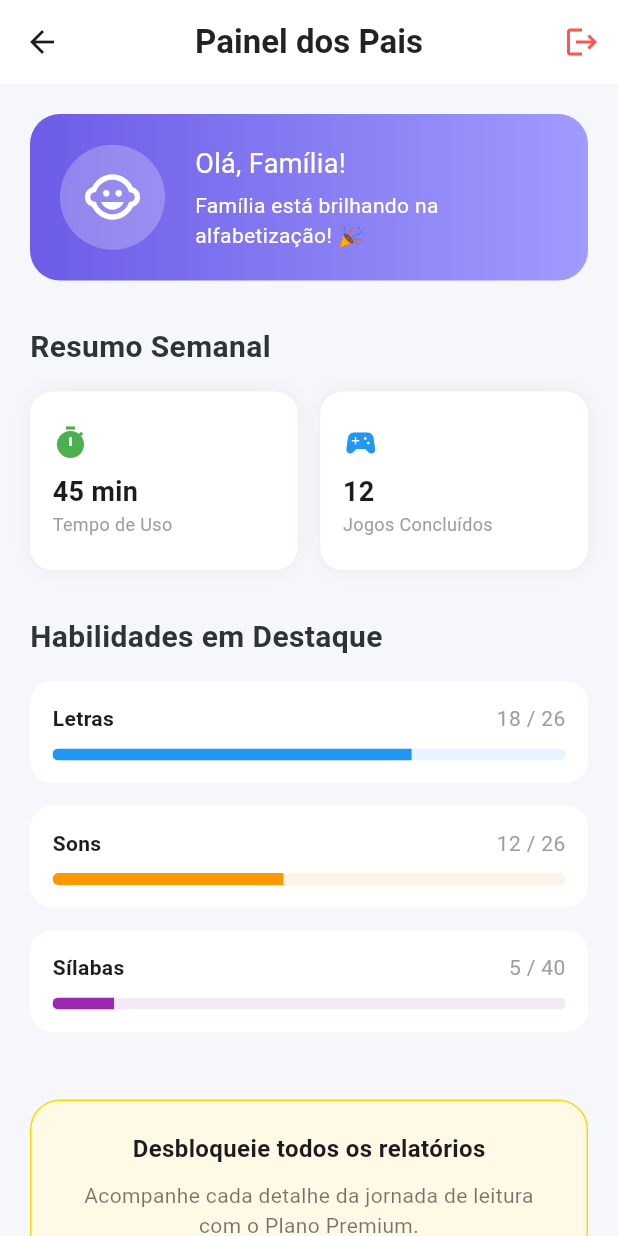
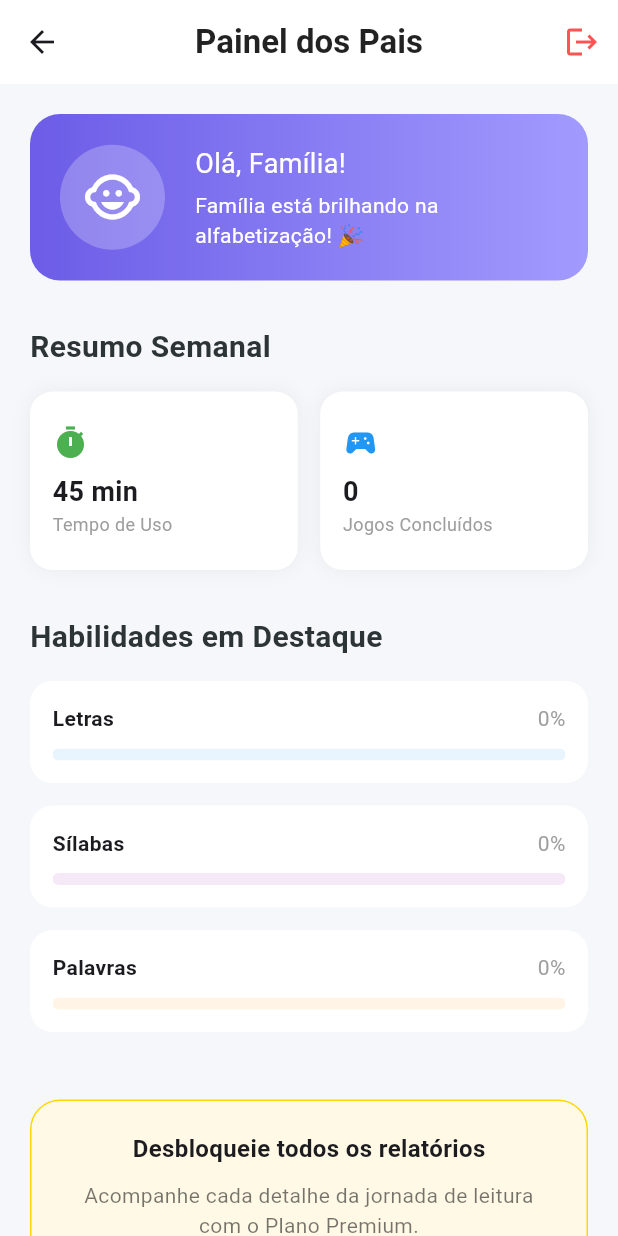
Before and after one commit to ZinuBernardo/missao-abc, a Flutter app: the ParentDashboardScreen screen opened directly, on a phone screen of 412 x 824 dp. Run offline on Flutter 3.47's test engine with Material 3 defaults, Android fonts, the phone set to English and light mode, and no system bars; our stand-ins replace audioplayers, cloud_firestore, firebase_auth, firebase_core, flutter_riverpod, lottie; accounts and stored records are empty; network calls fail.

Commit message:
feat: implementa estatísticas e rastreamento de progresso real em todas as fases e no painel dos pais

```diff
--- a/lib/features/auth/models/user_profile.dart
+++ b/lib/features/auth/models/user_profile.dart
@@ -3,6 +3,7 @@ class UserProfile {
   final String name;
   final String avatarAsset;
   final int totalStars;
+  final int totalGames;
   final Map<String, double> progress; // 'letters': 0.5, etc.
 
   UserProfile({
@@ -10,6 +11,7 @@ class UserProfile {
     required this.name,
     required this.avatarAsset,
     this.totalStars = 0,
+    this.totalGames = 0,
     this.progress = const {},
   });
 }
--- a/lib/features/parents_dashboard/screens/parent_dashboard_screen.dart
+++ b/lib/features/parents_dashboard/screens/parent_dashboard_screen.dart
@@ -38,16 +38,31 @@ class ParentDashboardScreen extends ConsumerWidget {
               style: TextStyle(fontSize: 20, fontWeight: FontWeight.bold, color: Color(0xFF2D3436)),
             ),
             const SizedBox(height: 15),
-            _buildMetricsGrid(),
+            _buildMetricsGrid(profile?.totalGames ?? 0),
             const SizedBox(height: 30),
             const Text(
               "Habilidades em Destaque",
               style: TextStyle(fontSize: 20, fontWeight: FontWeight.bold, color: Color(0xFF2D3436)),
             ),
             const SizedBox(height: 15),
-            _buildSkillProgress(label: "Letras", count: "18 / 26", progress: 0.7, color: Colors.blue),
-            _buildSkillProgress(label: "Sons", count: "12 / 26", progress: 0.45, color: Colors.orange),
-            _buildSkillProgress(label: "Sílabas", count: "5 / 40", progress: 0.12, color: Colors.purple),
+            _buildSkillProgress(
+              label: "Letras",
+              percent: ((profile?.progress['letters'] ?? 0.0) * 100).toInt(),
+              progress: profile?.progress['letters'] ?? 0.0,
+              color: Colors.blue
+            ),
+            _buildSkillProgress(
+              label: "Sílabas",
+              percent: ((profile?.progress['syllables'] ?? 0.0) * 100).toInt(),
+              progress: profile?.progress['syllables'] ?? 0.0,
+              color: Colors.purple
+            ),
+            _buildSkillProgress(
+              label: "Palavras",
+              percent: ((profile?.progress['words'] ?? 0.0) * 100).toInt(),
+              progress: profile?.progress['words'] ?? 0.0,
+              color: Colors.orange
+            ),
             const SizedBox(height: 30),
             _buildPremiumCTA(),
           ],
@@ -89,7 +104,7 @@ class ParentDashboardScreen extends ConsumerWidget {
     );
   }
 
-  Widget _buildMetricsGrid() {
+  Widget _buildMetricsGrid(int totalGames) {
     return GridView.count(
       crossAxisCount: 2,
       shrinkWrap: true,
@@ -99,7 +114,7 @@ class ParentDashboardScreen extends ConsumerWidget {
       childAspectRatio: 1.5,
       children: [
         _buildMetricItem("Tempo de Uso", "45 min", Icons.timer, Colors.green),
-        _buildMetricItem("Jogos Concluídos", "12", Icons.sports_esports, Colors.blue),
+        _buildMetricItem("Jogos Concluídos", "$totalGames", Icons.sports_esports, Colors.blue),
       ],
     );
   }
@@ -125,7 +140,7 @@ class ParentDashboardScreen extends ConsumerWidget {
     );
   }
 
-  Widget _buildSkillProgress({required String label, required String count, required double progress, required Color color}) {
+  Widget _buildSkillProgress({required String label, required int percent, required double progress, required Color color}) {
     return Container(
       margin: const EdgeInsets.only(bottom: 15),
       padding: const EdgeInsets.all(15),
@@ -136,7 +151,7 @@ class ParentDashboardScreen extends ConsumerWidget {
             mainAxisAlignment: MainAxisAlignment.spaceBetween,
             children: [
               Text(label, style: const TextStyle(fontWeight: FontWeight.bold)),
-              Text(count, style: const TextStyle(color: Colors.grey)),
+              Text("$percent%", style: const TextStyle(color: Colors.grey)),
             ],
           ),
           const SizedBox(height: 10),
--- a/lib/features/pedagogy/screens/phase_one_screen.dart
+++ b/lib/features/pedagogy/screens/phase_one_screen.dart
@@ -158,6 +158,7 @@ class PhaseOneScreen extends ConsumerWidget {
     if (selected.char == target.char) {
       // Sucesso! Sincronizar estrelas com Firebase
       ref.read(profileProvider.notifier).updateStars(10);
+      ref.read(profileProvider.notifier).updateProgress('letters', 0.04); // +4% por letra
       _showSuccessDialog(context, ref);
     } else {
       // Erro (Vibração leve ou som de erro)
--- a/lib/features/pedagogy/screens/phase_three_screen.dart
+++ b/lib/features/pedagogy/screens/phase_three_screen.dart
@@ -151,6 +151,7 @@ class PhaseThreeScreen extends ConsumerWidget {
   void _handleChoice(BuildContext context, WidgetRef ref, String choice, String correct) {
     if (choice == correct) {
       ref.read(profileProvider.notifier).updateStars(20);
+      ref.read(profileProvider.notifier).updateProgress('words', 0.15); // +15% por leitura
       _showSuccess(context, ref);
     } else {
       _showError(context);
--- a/lib/features/pedagogy/screens/phase_two_screen.dart
+++ b/lib/features/pedagogy/screens/phase_two_screen.dart
@@ -166,6 +166,7 @@ class _PhaseTwoScreenState extends ConsumerState<PhaseTwoScreen> {
   void _checkWin() {
     if (!_userSyllables.contains(null)) {
       ref.read(profileProvider.notifier).updateStars(15);
+      ref.read(profileProvider.notifier).updateProgress('syllables', 0.1); // +10% por palavra
       _showSuccessDialog();
     }
   }
```
Also changed, not shown: lib/features/auth/providers/profile_provider.dart (+39 -0 lines).
